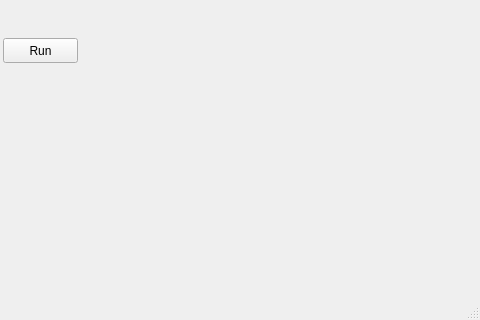
Before: the Qt Designer form LabWork2/Lab2/mainwindow.ui in JuliaNortman/LabWorksSem2, drawn with Qt 5; both pictures show x 267 to 747 and y 209 to 529 of the 747 by 529 pixel window.
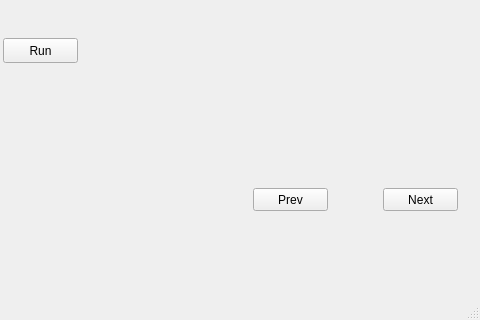
After: the same form once the commit is applied.

Diff of the .ui file:
```diff
--- a/LabWork2/Lab2/mainwindow.ui
+++ b/LabWork2/Lab2/mainwindow.ui
@@ -81,7 +81,7 @@
      <string>Random matrix</string>
     </property>
    </widget>
-   <widget class="QWidget" name="">
+   <widget class="QWidget" name="layoutWidget">
     <property name="geometry">
      <rect>
       <x>31</x>
@@ -120,7 +120,7 @@
      </item>
     </layout>
    </widget>
-   <widget class="QWidget" name="">
+   <widget class="QWidget" name="layoutWidget">
     <property name="geometry">
      <rect>
       <x>31</x>
@@ -166,7 +166,7 @@
      </item>
     </layout>
    </widget>
-   <widget class="QWidget" name="">
+   <widget class="QWidget" name="layoutWidget">
     <property name="geometry">
      <rect>
       <x>31</x>
@@ -250,7 +250,7 @@
      </item>
     </layout>
    </widget>
-   <widget class="QWidget" name="">
+   <widget class="QWidget" name="layoutWidget">
     <property name="geometry">
      <rect>
       <x>31</x>
@@ -302,6 +302,32 @@
      <string>Run</string>
     </property>
    </widget>
+   <widget class="QPushButton" name="nextPushButton">
+    <property name="geometry">
+     <rect>
+      <x>650</x>
+      <y>380</y>
+      <width>75</width>
+      <height>23</height>
+     </rect>
+    </property>
+    <property name="text">
+     <string>Next</string>
+    </property>
+   </widget>
+   <widget class="QPushButton" name="prevPushButton">
+    <property name="geometry">
+     <rect>
+      <x>520</x>
+      <y>380</y>
+      <width>75</width>
+      <height>23</height>
+     </rect>
+    </property>
+    <property name="text">
+     <string>Prev</string>
+    </property>
+   </widget>
   </widget>
   <widget class="QMenuBar" name="menuBar">
    <property name="geometry">
```
